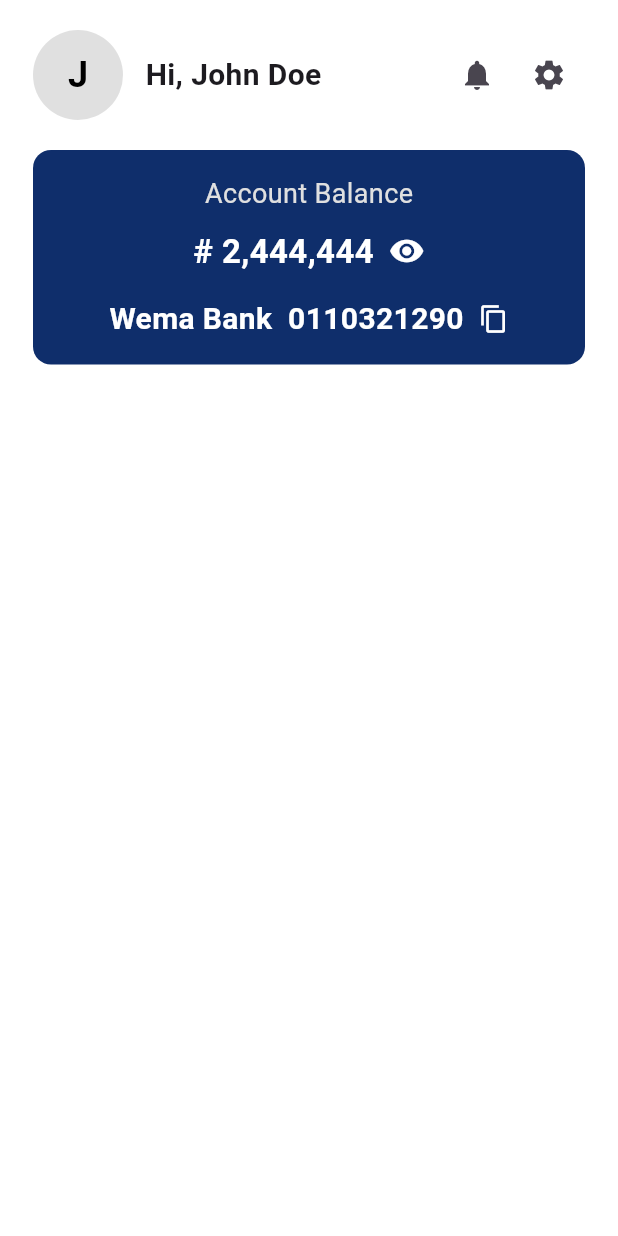
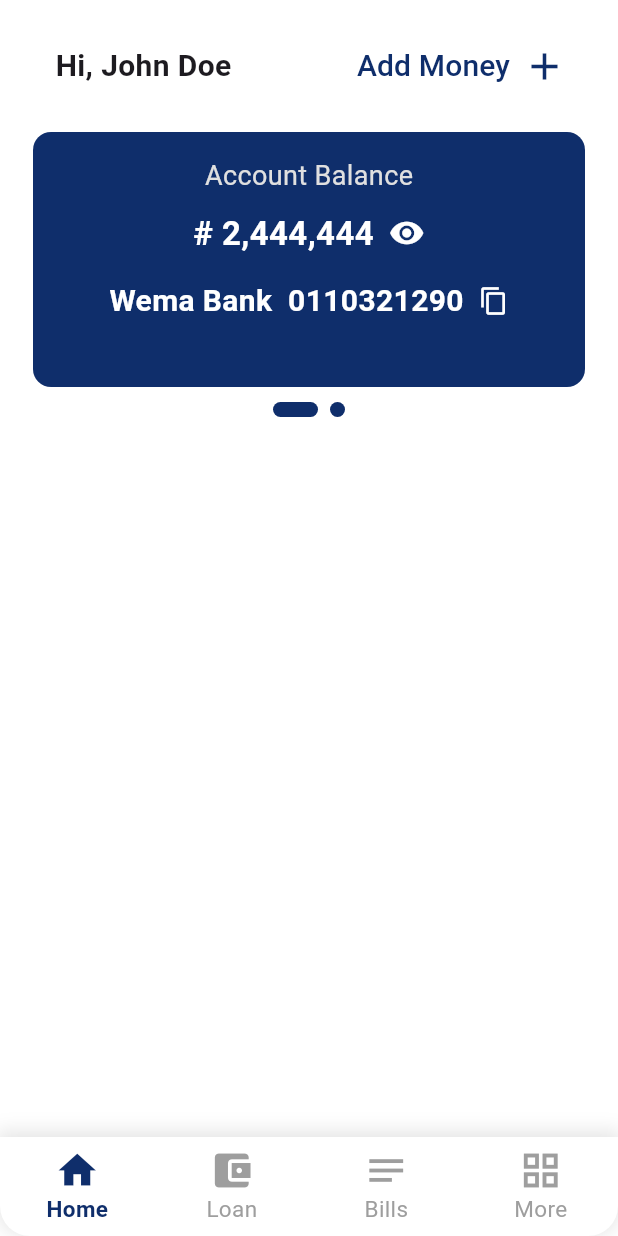
Before and after one commit to tasammie/klobank, a Flutter app: the DashboardPage screen opened directly, on a phone screen of 412 x 824 dp. Run offline on Flutter 3.47's test engine with Material 3 defaults, Android fonts, the phone set to English and light mode, and no system bars; drawn by our look-alikes of smooth_page_indicator.

Commit message:
new feature

```diff
--- a/lib/SCREEN/dashboard.dart
+++ b/lib/SCREEN/dashboard.dart
@@ -1,6 +1,7 @@
 import 'package:flutter/material.dart';
 import 'package:klobank/SCREEN/colors/app_colors.dart';
-import 'package:flutter/services.dart';
+import 'package:klobank/SCREEN/pages/balance.dart';
+import 'package:klobank/SCREEN/pages/dashboard_components.dart';
 
 class DashboardPage extends StatefulWidget {
   const DashboardPage({super.key});
@@ -10,151 +11,96 @@ class DashboardPage extends StatefulWidget {
 }
 
 class _DashboardPageState extends State<DashboardPage> {
-  final String userName = "John Doe";
-  final String bankName = "Wema Bank";
-  final String accountNumber = "0110321290";
-  String amount = "2,444,444";
-  bool isAmountVisible = true; // For toggling balance visibility
+  int _currentIndex = 0;
 
   @override
   Widget build(BuildContext context) {
     return Scaffold(
       backgroundColor: AppColors.background_color,
-      body: SafeArea(
+      body: const SafeArea(
         child: SingleChildScrollView(
           child: Padding(
-            padding: const EdgeInsets.symmetric(horizontal: 22.0),
+            padding: EdgeInsets.symmetric(horizontal: 22.0),
             child: Column(
+              crossAxisAlignment: CrossAxisAlignment.start,
               children: [
-                const SizedBox(height: 20),
-                Row(
-                  children: [
-                    CircleAvatar(
-                      radius: 30,
-                      backgroundColor: Colors.grey.shade300,
-                      child: Text(
-                        userName[0],
-                        style: const TextStyle(
-                          fontSize: 24,
-                          fontWeight: FontWeight.bold,
-                          color: Colors.black,
-                        ),
-                      ),
-                    ),
-                    const SizedBox(width: 15),
-                    // Greeting and User name
-                    Expanded(
-                      child: Text(
-                        'Hi, $userName',
-                        style: const TextStyle(
-                          fontSize: 20,
-                          fontWeight: FontWeight.bold,
-                        ),
-                      ),
-                    ),
-                    // Action Icons
-                    IconButton(
-                      icon: const Icon(Icons.notifications),
-                      onPressed: () {
-                        // Add notification action
-                      },
-                    ),
-                    IconButton(
-                      icon: const Icon(Icons.settings),
-                      onPressed: () {
-                        // Add settings action
-                      },
-                    ),
-                  ],
-                ),
-                const SizedBox(height: 20),
-                Container(
-                  padding: const EdgeInsets.all(16),
-                  width: double.infinity,
-                  decoration: BoxDecoration(
-                    color: AppColors.buttonAndLogoColor,
-                    borderRadius: BorderRadius.circular(12),
-                  ),
-                  child: Column(
-                    crossAxisAlignment: CrossAxisAlignment.center,
-                    children: [
-                      Text(
-                        'Account Balance',
-                        style: TextStyle(
-                          fontSize: 18,
-                          fontWeight: FontWeight.w400,
-                          color: Colors.grey[300],
-                        ),
-                      ),
-                      const SizedBox(height: 10),
-                      Row(
-                        mainAxisAlignment: MainAxisAlignment.center,
-                        children: [
-                          Text(
-                            isAmountVisible ? '# $amount' : '*****',
-                            style: const TextStyle(
-                              fontSize: 22,
-                              fontWeight: FontWeight.w600,
-                              color: AppColors.background_color,
-                            ),
-                          ),
-                          const SizedBox(width: 10),
-                          GestureDetector(
-                            onTap: () {
-                              setState(() {
-                                isAmountVisible = !isAmountVisible;
-                              });
-                            },
-                            child: Icon(
-                              isAmountVisible
-                                  ? Icons.visibility
-                                  : Icons.visibility_off,
-                              color: AppColors.background_color,
-                            ),
-                          ),
-                        ],
-                      ),
-                      const SizedBox(height: 15),
-                      Row(
-                        mainAxisAlignment: MainAxisAlignment.center,
-                        children: [
-                          Text(
-                            "$bankName  $accountNumber",
-                            style: const TextStyle(
-                              fontSize: 20,
-                              fontWeight: FontWeight.w600,
-                              color: AppColors.background_color,
-                            ),
-                          ),
-                          const SizedBox(width: 10),
-                          GestureDetector(
-                            onTap: () {
-                              Clipboard.setData(
-                                ClipboardData(
-                                    text: "$bankName  $accountNumber"),
-                              );
-                              ScaffoldMessenger.of(context).showSnackBar(
-                                const SnackBar(
-                                  content: Text('Copied to clipboard'),
-                                ),
-                              );
-                            },
-                            child: const Icon(
-                              Icons.copy,
-                              color: AppColors.background_color,
-                              size: 20,
-                            ),
-                          ),
-                        ],
-                      ),
-                    ],
-                  ),
-                ),
+                SizedBox(height: 20),
+                WelcomeUser(), // Ensure this widget is properly constrained
+                SizedBox(height: 20),
+                BalanceCarousel(),
               ],
             ),
           ),
         ),
       ),
+      bottomNavigationBar: Container(
+        decoration: BoxDecoration(
+          color: Colors.white,
+          borderRadius: const BorderRadius.only(
+            bottomLeft: Radius.circular(20),
+            bottomRight: Radius.circular(20),
+          ),
+          boxShadow: [
+            BoxShadow(
+              color: Colors.black.withOpacity(0.1),
+              spreadRadius: 2,
+              blurRadius: 10,
+              offset: const Offset(0, -2),
+            ),
+          ],
+        ),
+        child: BottomNavigationBar(
+          currentIndex: _currentIndex,
+          onTap: (index) {
+            setState(() {
+              _currentIndex = index;
+            });
+          },
+          selectedItemColor: AppColors.buttonAndLogoColor,
+          unselectedItemColor: Colors.grey,
+          selectedLabelStyle: const TextStyle(
+            fontSize: 15,
+            fontWeight: FontWeight.bold,
+          ),
+          unselectedLabelStyle: const TextStyle(
+            fontSize: 15,
+            fontWeight: FontWeight.normal,
+          ),
+          backgroundColor: Colors.transparent,
+          elevation: 0,
+          type: BottomNavigationBarType.fixed,
+          items: const [
+            BottomNavigationBarItem(
+              icon: Icon(
+                Icons.home,
+                size: 30,
+              ),
+              label: 'Home',
+            ),
+            BottomNavigationBarItem(
+              icon: Icon(
+                Icons.account_balance_wallet,
+                size: 30,
+              ),
+              label: 'Loan',
+            ),
+            BottomNavigationBarItem(
+              icon: Icon(
+                Icons.notes,
+                size: 30,
+              ),
+              label: 'Bills',
+            ),
+            BottomNavigationBarItem(
+              icon: Icon(
+                Icons.grid_view,
+                size: 30,
+              ),
+              label: 'More',
+            ),
+          ],
+        ),
+      ),
     );
   }
 }
--- a/lib/SCREEN/home_page.dart
+++ b/lib/SCREEN/home_page.dart
@@ -14,7 +14,7 @@ class _HomePageState extends State<HomePage> {
       appBar: AppBar(
         title: Text('Home Page'),
       ),
-      body: Center(
+      body: const Center(
         child: Column(
           mainAxisAlignment: MainAxisAlignment.center,
           children: [
@@ -28,12 +28,6 @@ class _HomePageState extends State<HomePage> {
           ],
         ),
       ),
-      // floatingActionButton: FloatingActionButton(
-      //   onPressed: () {
-      //     Navigator.push(context, MaterialPageRoute(builder: (context) => SettingsPage()));
-      //   },
-      //   child: Icon(Icons.settings),
-      // ),
     );
   }
 }
--- a/lib/SCREEN/onboardFolder/onboardingScreen.dart
+++ b/lib/SCREEN/onboardFolder/onboardingScreen.dart
@@ -1,10 +1,11 @@
 import 'package:flutter/material.dart';
-import 'package:klobank/SCREEN/home_page.dart';
+// import 'package:klobank/SCREEN/home_page.dart';
 import 'package:klobank/SCREEN/onboardFolder/introScreen1.dart';
 import 'package:klobank/SCREEN/onboardFolder/screen2.dart';
 import 'package:klobank/SCREEN/onboardFolder/screen3.dart';
 import 'package:klobank/SCREEN/onboardFolder/screen4.dart';
 import 'package:klobank/SCREEN/onboardFolder/screen5.dart';
+// import 'package:klobank/SCREEN/pages/balanceDashboard/balance1.dart';
 import 'package:smooth_page_indicator/smooth_page_indicator.dart';
 
 class OnboardingScreen extends StatefulWidget {
@@ -39,7 +40,6 @@ class _OnboardingScreenState extends State<OnboardingScreen> {
               const Screen5(),
             ],
           ),
-
           if (currentPageIndex < 4)
             Container(
               alignment: const Alignment(0, 0.8),
--- /dev/null
+++ b/lib/SCREEN/pages/balance.dart
@@ -0,0 +1,68 @@
+import 'package:flutter/material.dart';
+import 'package:klobank/SCREEN/colors/app_colors.dart';
+import 'package:smooth_page_indicator/smooth_page_indicator.dart';
+import 'package:klobank/SCREEN/pages/balanceDashboard/balance1.dart';
+import 'package:klobank/SCREEN/pages/balanceDashboard/balance2.dart';
+
+class BalanceCarousel extends StatefulWidget {
+  const BalanceCarousel({super.key});
+
+  @override
+  State<BalanceCarousel> createState() => _BalanceCarouselState();
+}
+
+class _BalanceCarouselState extends State<BalanceCarousel> {
+  final PageController _pageController = PageController();
+
+  @override
+  void dispose() {
+    _pageController.dispose();
+    super.dispose();
+  }
+
+  Widget _indicator() {
+    return GestureDetector(
+      onTap: () {},
+      child: SmoothPageIndicator(
+        controller: _pageController,
+        count: 2,
+        effect: const ExpandingDotsEffect(
+          activeDotColor: AppColors.buttonAndLogoColor,
+          dotColor: AppColors.buttonAndLogoColor,
+          dotHeight: 10,
+          dotWidth: 10,
+          expansionFactor: 3,
+          spacing: 8,
+        ),
+        onDotClicked: (index) {
+          _pageController.animateToPage(
+            index,
+            duration: const Duration(milliseconds: 300),
+            curve: Curves.easeInOut,
+          );
+        },
+      ),
+    );
+  }
+
+  @override
+  Widget build(BuildContext context) {
+    return Column(
+      mainAxisSize: MainAxisSize.min,
+      children: [
+        Container(
+          height: 170,
+          child: PageView(
+            controller: _pageController,
+            children: const [
+              BalanceScreen1(),
+              BalanceScreen2(),
+            ],
+          ),
+        ),
+        const SizedBox(height: 10),
+        _indicator(),
+      ],
+    );
+  }
+}
--- /dev/null
+++ b/lib/SCREEN/pages/balanceDashboard/balance1.dart
@@ -0,0 +1,101 @@
+import 'package:flutter/material.dart';
+import 'package:flutter/services.dart';
+import 'package:klobank/SCREEN/colors/app_colors.dart';
+
+class BalanceScreen1 extends StatefulWidget {
+  const BalanceScreen1({super.key});
+
+  @override
+  _BalanceScreen1State createState() => _BalanceScreen1State();
+}
+
+class _BalanceScreen1State extends State<BalanceScreen1> {
+  bool isAmountVisible = true;
+
+  @override
+  Widget build(BuildContext context) {
+    const String bankName = "Wema Bank";
+    const String accountNumber = "0110321290";
+    const String amount = "2,444,444";
+
+    return Container(
+      padding: const EdgeInsets.all(16),
+      width: double.infinity,
+      decoration: BoxDecoration(
+        color: AppColors.buttonAndLogoColor,
+        borderRadius: BorderRadius.circular(12),
+      ),
+      child: Column(
+        crossAxisAlignment: CrossAxisAlignment.center,
+        children: [
+          Text(
+            'Account Balance',
+            style: TextStyle(
+              fontSize: 18,
+              fontWeight: FontWeight.w400,
+              color: Colors.grey[300],
+            ),
+          ),
+          const SizedBox(height: 10),
+          Row(
+            mainAxisAlignment: MainAxisAlignment.center,
+            children: [
+              Text(
+                isAmountVisible ? '# $amount' : '*****',
+                style: const TextStyle(
+                  fontSize: 22,
+                  fontWeight: FontWeight.w600,
+                  color: AppColors.background_color,
+                ),
+              ),
+              const SizedBox(width: 10),
+              GestureDetector(
+                onTap: () {
+                  setState(() {
+                    isAmountVisible = !isAmountVisible;
+                  });
+                },
+                child: Icon(
+                  isAmountVisible ? Icons.visibility : Icons.visibility_off,
+                  color: AppColors.background_color,
+                ),
+              ),
+            ],
+          ),
+          const SizedBox(height: 15),
+          Row(
+            mainAxisAlignment: MainAxisAlignment.center,
+            children: [
+              const Text(
+                "$bankName  $accountNumber",
+                style: TextStyle(
+                  fontSize: 20,
+                  fontWeight: FontWeight.w600,
+                  color: AppColors.background_color,
+                ),
+              ),
+              const SizedBox(width: 10),
+              GestureDetector(
+                onTap: () {
+                  Clipboard.setData(
+                    const ClipboardData(text: "$bankName  $accountNumber"),
+                  );
+                  ScaffoldMessenger.of(context).showSnackBar(
+                    const SnackBar(
+                      content: Text('Copied to clipboard'),
+                    ),
+                  );
+                },
+                child: const Icon(
+                  Icons.copy,
+                  color: AppColors.background_color,
+                  size: 20,
+                ),
+              ),
+            ],
+          ),
+        ],
+      ),
+    );
+  }
+}
--- /dev/null
+++ b/lib/SCREEN/pages/balanceDashboard/balance2.dart
@@ -0,0 +1,167 @@
+import 'package:flutter/material.dart';
+import 'package:klobank/SCREEN/colors/app_colors.dart';
+// import 'package:flutter/services.dart';
+
+class BalanceScreen2 extends StatelessWidget {
+  const BalanceScreen2({super.key});
+
+  @override
+  Widget build(BuildContext context) {
+    const String amount = "0.00";
+
+    return Container(
+      padding: const EdgeInsets.all(16),
+      width: double.infinity,
+      decoration: BoxDecoration(
+        color: AppColors.buttonAndLogoColor,
+        borderRadius: BorderRadius.circular(12),
+      ),
+      child: Column(
+        crossAxisAlignment: CrossAxisAlignment.center,
+        children: [
+          Text(
+            'You Owe',
+            style: TextStyle(
+              fontSize: 18,
+              fontWeight: FontWeight.w400,
+              color: Colors.grey[300],
+            ),
+          ),
+          const SizedBox(height: 10),
+          Row(
+            mainAxisAlignment: MainAxisAlignment.center,
+            children: [
+              const Text(
+                '# $amount',
+                style: TextStyle(
+                  fontSize: 22,
+                  fontWeight: FontWeight.w600,
+                  color: AppColors.background_color,
+                ),
+              ),
+              const SizedBox(width: 10),
+              GestureDetector(
+                onTap: () {
+                  // Implement visibility toggle functionality
+                },
+                child: const Icon(
+                  Icons.visibility,
+                  color: AppColors.background_color,
+                ),
+              ),
+            ],
+          ),
+          const SizedBox(height: 15),
+          const Row(
+            mainAxisAlignment: MainAxisAlignment.center,
+            children: [
+              Text(
+                "Repayment",
+                style: TextStyle(
+                  fontSize: 20,
+                  fontWeight: FontWeight.w600,
+                  color: AppColors.background_color,
+                ),
+              ),
+            ],
+          ),
+        ],
+      ),
+    );
+  }
+}
+
+
+
+
+
+
+
+
+
+
+
+
+
+
+
+
+
+// class BalanceScreen2 extends StatefulWidget {
+//   const BalanceScreen2({super.key});
+
+//   @override
+//   State<BalanceScreen2> createState() => _BalanceScreen2State();
+// }
+
+// class _BalanceScreen2State extends State<BalanceScreen2> {
+//   final String loanStatus = "Wema Bank";
+//   String amount = "0.00";
+//   bool isAmountVisible = true;
+
+//   @override
+//   Widget build(BuildContext context) {
+//     return Container(
+//       padding: const EdgeInsets.all(16),
+//       width: double.infinity,
+//       decoration: BoxDecoration(
+//         color: AppColors.buttonAndLogoColor,
+//         borderRadius: BorderRadius.circular(12),
+//       ),
+//       child: Column(
+//         crossAxisAlignment: CrossAxisAlignment.center,
+//         children: [
+//           Text(
+//             'You Owe',
+//             style: TextStyle(
+//               fontSize: 18,
+//               fontWeight: FontWeight.w400,
+//               color: Colors.grey[300],
+//             ),
+//           ),
+//           const SizedBox(height: 10),
+//           Row(
+//             mainAxisAlignment: MainAxisAlignment.center,
+//             children: [
+//               Text(
+//                 isAmountVisible ? '# $amount' : '*****',
+//                 style: const TextStyle(
+//                   fontSize: 22,
+//                   fontWeight: FontWeight.w600,
+//                   color: AppColors.background_color,
+//                 ),
+//               ),
+//               const SizedBox(width: 10),
+//               GestureDetector(
+//                 onTap: () {
+//                   setState(() {
+//                     isAmountVisible = !isAmountVisible;
+//                   });
+//                 },
+//                 child: Icon(
+//                   isAmountVisible ? Icons.visibility : Icons.visibility_off,
+//                   color: AppColors.background_color,
+//                 ),
+//               ),
+//             ],
+//           ),
+//           const SizedBox(height: 15),
+//           const Row(
+//             mainAxisAlignment: MainAxisAlignment.center,
+//             children: [
+//               Text(
+//                 "Repayment",
+//                 style: TextStyle(
+//                   fontSize: 20,
+//                   fontWeight: FontWeight.w600,
+//                   color: AppColors.background_color,
+//                 ),
+//               ),
+//               SizedBox(width: 10),
+//             ],
+//           ),
+//         ],
+//       ),
+//     );
+//   }
+// }
--- /dev/null
+++ b/lib/SCREEN/pages/dashboard_components.dart
@@ -0,0 +1,161 @@
+import 'package:flutter/material.dart';
+import 'package:klobank/SCREEN/colors/app_colors.dart';
+import 'package:flutter/services.dart';
+
+class WelcomeUser extends StatelessWidget {
+  const WelcomeUser({super.key});
+
+  @override
+  Widget build(BuildContext context) {
+    final String userName = "John Doe";
+    return Row(
+      children: [
+        // CircleAvatar(
+        //   radius: 30,
+        //   backgroundColor: Colors.grey.shade300,
+        //   child: Text(
+        //     userName[0],
+        //     style: const TextStyle(
+        //       fontSize: 24,
+        //       fontWeight: FontWeight.bold,
+        //       color: Colors.black,
+        //     ),
+        //   ),
+        // ),
+        const SizedBox(width: 15),
+        Expanded(
+          child: Text(
+            'Hi, $userName',
+            style: const TextStyle(
+              fontSize: 20,
+              fontWeight: FontWeight.bold,
+            ),
+          ),
+        ),
+        TextButton(
+          onPressed: () {},
+          child: const Row(
+            mainAxisSize: MainAxisSize.min,
+            children: [
+              Text(
+                'Add Money',
+                style: TextStyle(
+                  fontSize: 20,
+                  color: AppColors.buttonAndLogoColor,
+                ),
+              ),
+              SizedBox(width: 8),
+              Icon(
+                Icons.add,
+                size: 30,
+                color: AppColors.buttonAndLogoColor,
+              ),
+            ],
+          ),
+        ),
+      ],
+    );
+  }
+}
+
+
+
+
+
+// class BalanceScreen extends StatefulWidget {
+//   const BalanceScreen({super.key});
+
+//   @override
+//   State<BalanceScreen> createState() => _BalanceScreenState();
+// }
+
+// class _BalanceScreenState extends State<BalanceScreen> {
+//   final String userName = "John Doe";
+//   final String bankName = "Wema Bank";
+//   final String accountNumber = "0110321290";
+//   String amount = "2,444,444";
+//   bool isAmountVisible = true; // State to toggle visibility of balance
+
+//   @override
+//   Widget build(BuildContext context) {
+//     return Container(
+//       padding: const EdgeInsets.all(16),
+//       width: double.infinity,
+//       decoration: BoxDecoration(
+//         color: AppColors.buttonAndLogoColor,
+//         borderRadius: BorderRadius.circular(12),
+//       ),
+//       child: Column(
+//         crossAxisAlignment: CrossAxisAlignment.center,
+//         children: [
+//           Text(
+//             'Account Balance',
+//             style: TextStyle(
+//               fontSize: 18,
+//               fontWeight: FontWeight.w400,
+//               color: Colors.grey[300],
+//             ),
+//           ),
+//           const SizedBox(height: 10),
+//           Row(
+//             mainAxisAlignment: MainAxisAlignment.center,
+//             children: [
+//               Text(
+//                 isAmountVisible ? '# $amount' : '*****',
+//                 style: const TextStyle(
+//                   fontSize: 22,
+//                   fontWeight: FontWeight.w600,
+//                   color: AppColors.background_color,
+//                 ),
+//               ),
+//               const SizedBox(width: 10),
+//               GestureDetector(
+//                 onTap: () {
+//                   setState(() {
+//                     isAmountVisible = !isAmountVisible; // Toggle visibility
+//                   });
+//                 },
+//                 child: Icon(
+//                   isAmountVisible ? Icons.visibility : Icons.visibility_off,
+//                   color: AppColors.background_color,
+//                 ),
+//               ),
+//             ],
+//           ),
+//           const SizedBox(height: 15),
+//           Row(
+//             mainAxisAlignment: MainAxisAlignment.center,
+//             children: [
+//               Text(
+//                 "$bankName  $accountNumber",
+//                 style: const TextStyle(
+//                   fontSize: 20,
+//                   fontWeight: FontWeight.w600,
+//                   color: AppColors.background_color,
+//                 ),
+//               ),
+//               const SizedBox(width: 10),
+//               GestureDetector(
+//                 onTap: () {
+//                   Clipboard.setData(
+//                     ClipboardData(text: "$bankName  $accountNumber"),
+//                   );
+//                   ScaffoldMessenger.of(context).showSnackBar(
+//                     const SnackBar(
+//                       content: Text('Copied to clipboard'),
+//                     ),
+//                   );
+//                 },
+//                 child: const Icon(
+//                   Icons.copy,
+//                   color: AppColors.background_color,
+//                   size: 20,
+//                 ),
+//               ),
+//             ],
+//           ),
+//         ],
+//       ),
+//     );
+//   }
+// }
```
Also changed, not shown: 1 other file.
